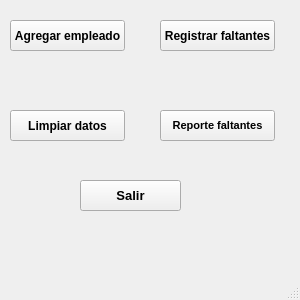
Old version of the form MiniNomina/FrmDesign/PanelPrincipal.ui in the repository CodeDrTech/DevelopPython.
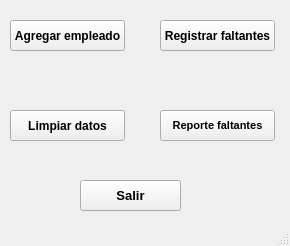
New version of the form.

```diff
--- a/MiniNomina/FrmDesign/PanelPrincipal.ui
+++ b/MiniNomina/FrmDesign/PanelPrincipal.ui
@@ -9,8 +9,8 @@
    <rect>
     <x>0</x>
     <y>0</y>
-    <width>300</width>
-    <height>300</height>
+    <width>290</width>
+    <height>246</height>
    </rect>
   </property>
   <property name="windowTitle">
```
